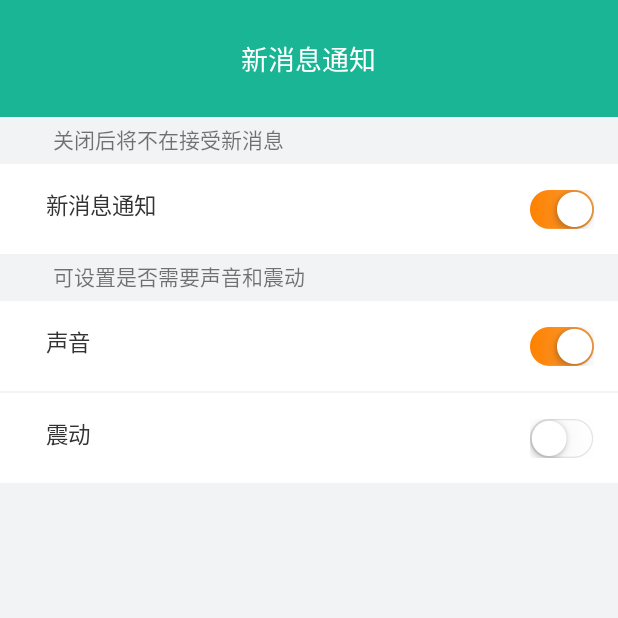
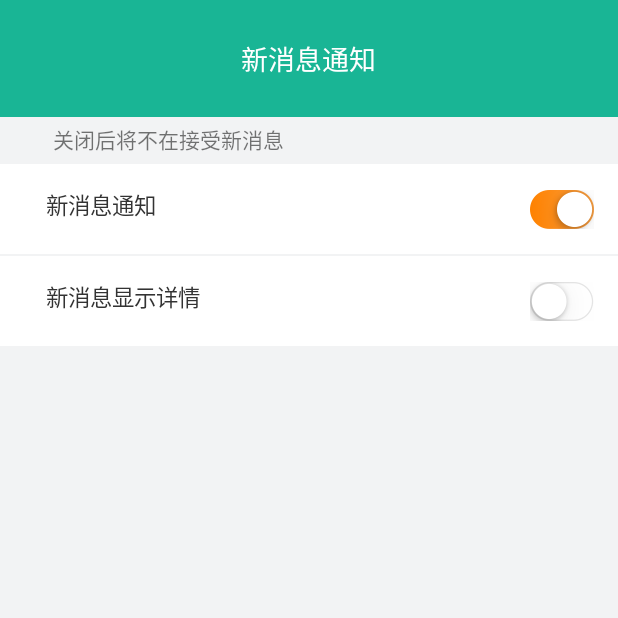
Before and after one commit to DengAnbang/PrivateChat, an Android app: the NewMsgSetUpActivity screen opened directly, with no data from a screen before it, on a phone screen of 412 x 824 dp, the top half of it. Run offline under Robolectric (Android 15) with nearby library versions, the phone set to English and light mode, and no system bars.

Commit message:
新增管理权限

```diff
--- a/app/build.gradle
+++ b/app/build.gradle
@@ -8,8 +8,8 @@ android {
         applicationId "com.hezeyi.privatechat"
         minSdkVersion 21
         targetSdkVersion 30
-        versionCode 4
-        versionName "1.1.14"
+        versionCode 5
+        versionName "1.1.15"
         testInstrumentationRunner "androidx.test.runner.AndroidJUnitRunner"
         ndk {
 //            // 设置支持的SO库架构
--- a/app/src/main/java/com/hezeyi/privatechat/Const.java
+++ b/app/src/main/java/com/hezeyi/privatechat/Const.java
@@ -19,6 +19,8 @@ public class Const {
         public static final String password = "password";
         public static final String SecurityCode = "SecurityCode";
         public static final String isOpenSecurityCode = "isOpenSecurityCode";
+        public static final String isNewMsgCode = "isNewMsgCode";
+        public static final String isNewMsgDesCode = "isNewMsgDesCode";
     }
 
     public static class FilePath {
--- a/app/src/main/java/com/hezeyi/privatechat/activity/account/NewMsgSetUpActivity.java
+++ b/app/src/main/java/com/hezeyi/privatechat/activity/account/NewMsgSetUpActivity.java
@@ -1,12 +1,19 @@
 package com.hezeyi.privatechat.activity.account;
 
+import com.hezeyi.privatechat.Const;
 import com.hezeyi.privatechat.R;
 import com.hezeyi.privatechat.base.BaseActivity;
+import com.xhab.utils.utils.SPUtils;
+import com.xhab.utils.view.TwoTextLinearView;
 
 /**
  * Created by dab on 2021/3/12 10:52
  */
 public class NewMsgSetUpActivity extends BaseActivity {
+
+    private boolean mIsNewMsg;
+    private boolean mIsNewMsgDes;
+
     @Override
     public int getContentViewRes() {
         return R.layout.activity_new_msg_set_up;
@@ -16,5 +23,21 @@ public class NewMsgSetUpActivity extends BaseActivity {
     public void initView() {
         super.initView();
         setTitleString("新消息通知");
+        mIsNewMsg = SPUtils.getBoolean(Const.Sp.isNewMsgCode, true);
+        TwoTextLinearView isOpenTwoTextLinearView = findViewById(R.id.ttv_new_msg);
+        isOpenTwoTextLinearView.setRightDrawable(mIsNewMsg ? R.mipmap.c25_icon1 : R.mipmap.c25_icon2);
+        click(R.id.ttv_new_msg, v -> {
+            mIsNewMsg = !mIsNewMsg;
+            isOpenTwoTextLinearView.setRightDrawable(mIsNewMsg ? R.mipmap.c25_icon1 : R.mipmap.c25_icon2);
+            SPUtils.save(Const.Sp.isNewMsgCode, mIsNewMsg);
+        });
+        mIsNewMsgDes = SPUtils.getBoolean(Const.Sp.isNewMsgDesCode, false);
+        TwoTextLinearView twoTextLinearView = findViewById(R.id.ttv_new_msg_des);
+        twoTextLinearView.setRightDrawable(mIsNewMsgDes ? R.mipmap.c25_icon1 : R.mipmap.c25_icon2);
+        click(R.id.ttv_new_msg_des, v -> {
+            mIsNewMsgDes = !mIsNewMsgDes;
+            twoTextLinearView.setRightDrawable(mIsNewMsgDes ? R.mipmap.c25_icon1 : R.mipmap.c25_icon2);
+            SPUtils.save(Const.Sp.isNewMsgDesCode, mIsNewMsgDes);
+        });
     }
 }
--- a/app/src/main/java/com/hezeyi/privatechat/activity/account/UserDetailsActivity.java
+++ b/app/src/main/java/com/hezeyi/privatechat/activity/account/UserDetailsActivity.java
@@ -8,6 +8,7 @@ import com.hezeyi.privatechat.R;
 import com.hezeyi.privatechat.base.BaseActivity;
 import com.hezeyi.privatechat.bean.UserMsgBean;
 import com.hezeyi.privatechat.net.HttpManager;
+import com.xhab.chatui.utils.GlideUtils;
 import com.xhab.utils.utils.ToastUtil;
 
 /**
@@ -41,6 +42,7 @@ public class UserDetailsActivity extends BaseActivity {
                 to_user_id = userMsgBean.getUser_id();
                 setTwoTextLinearRightText(R.id.ttv_account, userMsgBean.getAccount()).getRightTextView().setGravity(Gravity.RIGHT);
                 setTwoTextLinearRightText(R.id.ttv_name, userMsgBean.getUser_name()).getRightTextView().setGravity(Gravity.RIGHT);
+                GlideUtils.loadHeadPortrait(userMsgBean.getHead_portrait(),findViewById(R.id.iv_head_portrait),userMsgBean.getPlaceholder());
             } else {
                 ToastUtil.showToast("用户不存在!");
                 finish();
--- a/app/src/main/java/com/hezeyi/privatechat/net/RetrofitFactory.java
+++ b/app/src/main/java/com/hezeyi/privatechat/net/RetrofitFactory.java
@@ -107,7 +107,7 @@ public class RetrofitFactory {
                 source.request(Long.MAX_VALUE);
                 String s1 = source.buffer().clone().readString(Charset.forName("UTF-8"));
                 LogUtils.e(s1);
-                LogUtils.e("Response: " + proceed.peekBody(1204 * 1204).string());
+//                LogUtils.e("Response: " + proceed.peekBody(1204 * 1204).string());
             }
 
 
--- a/app/src/main/res/layout/activity_new_msg_set_up.xml
+++ b/app/src/main/res/layout/activity_new_msg_set_up.xml
@@ -1,6 +1,7 @@
 <?xml version="1.0" encoding="utf-8"?>
 <LinearLayout xmlns:android="http://schemas.android.com/apk/res/android"
               xmlns:app="http://schemas.android.com/apk/res-auto"
+              xmlns:tools="http://schemas.android.com/tools"
               android:layout_width="match_parent"
               android:layout_height="match_parent"
               android:background="@color/background_color_f2f3f4"
@@ -17,10 +18,20 @@
         android:textSize="14sp"/>
 
     <com.xhab.utils.view.TwoTextLinearView
+        android:id="@+id/ttv_new_msg"
         android:layout_width="match_parent"
         android:layout_height="60dp"
         android:layout_marginTop="1dp"
         app:leftText="\u3000新消息通知\u3000"
+        app:rightDrawable="@mipmap/c25_icon1"
+        />
+
+    <com.xhab.utils.view.TwoTextLinearView
+        android:id="@+id/ttv_new_msg_des"
+        android:layout_width="match_parent"
+        android:layout_height="60dp"
+        android:layout_marginTop="1dp"
+        app:leftText="\u3000新消息显示详情\u3000"
         app:rightDrawable="@mipmap/c25_icon1"
         />
 
@@ -30,21 +41,27 @@
         android:gravity="center_vertical"
         android:paddingLeft="35dp"
         android:text="可设置是否需要声音和震动"
-        android:textSize="14sp"/>
+        android:textSize="14sp"
+        android:visibility="gone"
+        tools:visibility="visible"/>
 
     <com.xhab.utils.view.TwoTextLinearView
         android:layout_width="match_parent"
         android:layout_height="60dp"
         android:layout_marginTop="1dp"
+        android:visibility="gone"
         app:leftText="\u3000声音\u3000"
         app:rightDrawable="@mipmap/c25_icon1"
+        tools:visibility="visible"
         />
 
     <com.xhab.utils.view.TwoTextLinearView
         android:layout_width="match_parent"
         android:layout_height="60dp"
         android:layout_marginTop="1dp"
+        android:visibility="gone"
         app:leftText="\u3000震动\u3000"
         app:rightDrawable="@mipmap/c25_icon2"
+        tools:visibility="visible"
         />
 </LinearLayout>
```
Also changed, not shown: app/src/main/java/com/hezeyi/privatechat/MainActivity.java (+6 -1 lines), app/src/main/java/com/hezeyi/privatechat/bean/UserMsgBean.java (+9 -0 lines), app/src/main/java/com/hezeyi/privatechat/service/ChatService.java (+8 -0 lines).
